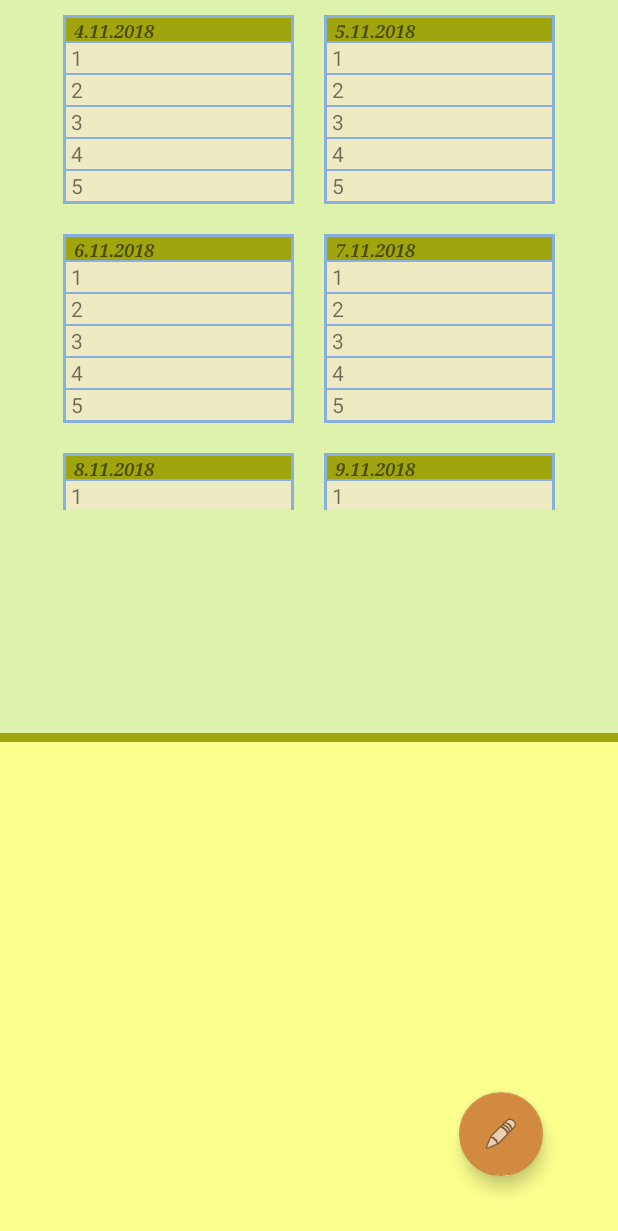
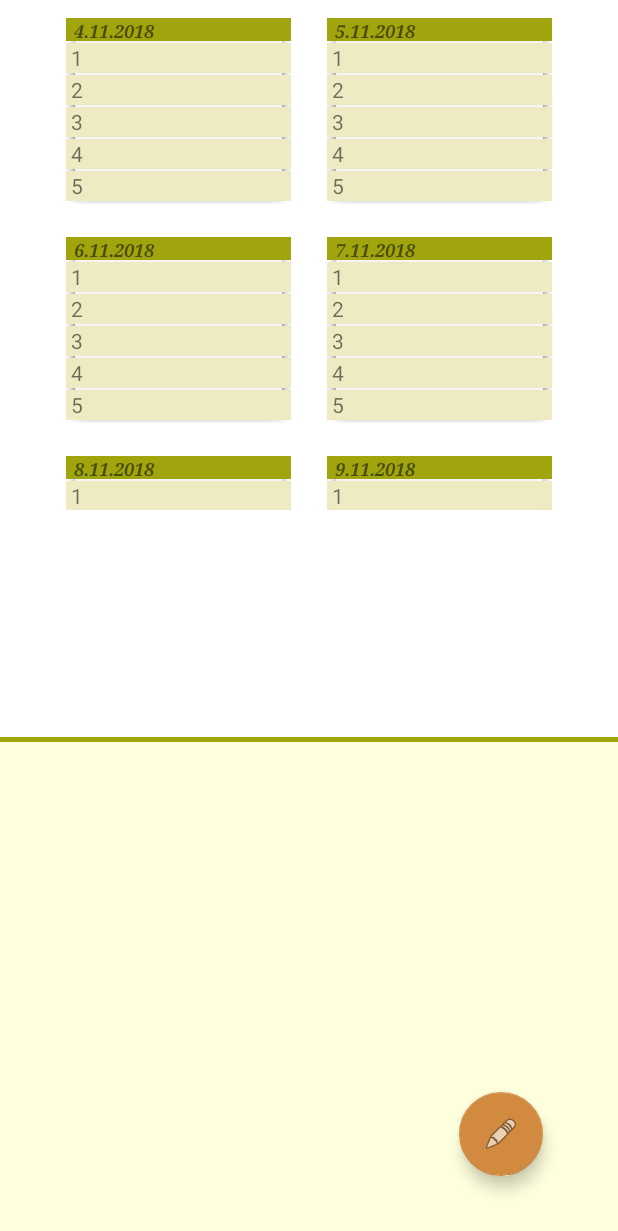
Before and after one commit to IDolgopolov/FinalBlocknotV2, an Android app: the screen it shows after launch (MainActivity), on a phone screen of 412 x 824 dp. Shown: the top 1231 px of the screen. Run offline under Robolectric (Android 15) with nearby library versions, the light colour scheme and no system bars.

Commit message:
v0.3.2 делаем дизайн

```diff
--- a/app/build.gradle
+++ b/app/build.gradle
@@ -25,5 +25,6 @@ dependencies {
     implementation 'com.android.support:design:27.1.1'
     implementation 'com.android.support:recyclerview-v7:27.1.1'
 
+
     androidTestImplementation 'junit:junit:4.12'
 }
--- a/app/src/main/java/com/arproject/finalblocknot/adapters/RecyclerAdapter.java
+++ b/app/src/main/java/com/arproject/finalblocknot/adapters/RecyclerAdapter.java
@@ -6,6 +6,7 @@ import android.util.Log;
 import android.view.View;
 import android.view.ViewGroup;
 import android.widget.Button;
+import android.widget.ImageButton;
 import android.widget.RelativeLayout;
 import android.widget.TextView;
 
@@ -28,7 +29,7 @@ public class RecyclerAdapter extends  RecyclerView.Adapter<RecyclerAdapter.ViewH
             private RelativeLayout mItem;
             private TextView textView;
             private TextView dateView;
-            private Button buttonDelete;
+            private ImageButton buttonDelete;
             private int ID;
             private String trueText;
 
@@ -37,7 +38,7 @@ public class RecyclerAdapter extends  RecyclerView.Adapter<RecyclerAdapter.ViewH
 
             mItem = item;
             textView = (TextView) mItem.getChildAt(0);
-            buttonDelete = (Button) mItem.getChildAt(1);
+            buttonDelete = (ImageButton) mItem.getChildAt(1);
             dateView = (TextView) mItem.getChildAt(2);
 
 
--- a/app/src/main/java/com/arproject/finalblocknot/dialog/EverydayDeleteAllDialog.java
+++ b/app/src/main/java/com/arproject/finalblocknot/dialog/EverydayDeleteAllDialog.java
@@ -8,7 +8,6 @@ import android.support.v4.app.DialogFragment;
 import android.support.v7.app.AlertDialog;
 
 import com.arproject.finalblocknot.MainActivity;
-import com.arproject.finalblocknot.fragment.EverydayEventsFragment;
 import com.arproject.finalblocknot.fragment.EverydayEventsFragment_v2;
 
 
--- a/app/src/main/res/drawable/border_items.xml
+++ b/app/src/main/res/drawable/border_items.xml
@@ -4,7 +4,7 @@
 
         <stroke android:width="1dp"
             android:color="#072a16"/>
-        <solid android:color="#c8bd00"/>
+        <solid android:color="#dfd300"/>
 
         <corners android:bottomLeftRadius="8dp"
             android:topLeftRadius="8dp"
--- a/app/src/main/res/drawable/button_control_circle.xml
+++ b/app/src/main/res/drawable/button_control_circle.xml
@@ -1,7 +1,7 @@
 <?xml version="1.0" encoding="utf-8"?>
 <shape xmlns:android="http://schemas.android.com/apk/res/android"
     android:shape="rectangle">
-    <solid android:color="#d02e3e" />
+    <solid android:color="#ff6b79" />
     <corners android:bottomRightRadius="100dp"
         android:bottomLeftRadius="100dp"
         android:topRightRadius="100dp"
--- a/app/src/main/res/layout/activity_main.xml
+++ b/app/src/main/res/layout/activity_main.xml
@@ -5,7 +5,7 @@
     android:layout_width="match_parent"
     android:layout_height="match_parent"
     android:id="@+id/activity_main"
-    android:background="#ddf3ac"
+    android:background="#FFFF"
     tools:context=".MainActivity"
 
     >
@@ -20,9 +20,8 @@
 
     <LinearLayout
         android:layout_width="match_parent"
-        android:layout_height="6dp"
+        android:layout_height="3dp"
         android:layout_above="@+id/layout_for_recycler_view"
-
         android:layout_alignParentStart="true"
         android:background="#a0a50d" />
 
@@ -45,7 +44,7 @@
         android:layout_height="200dp"
         android:layout_alignParentBottom="true"
         android:orientation="vertical"
-        android:background="#fbff8e"
+        android:background="#feffdd"
         />
 
 </RelativeLayout>
--- a/app/src/main/res/layout/everyday_fragment_v2.xml
+++ b/app/src/main/res/layout/everyday_fragment_v2.xml
@@ -4,12 +4,13 @@
     android:layout_height="wrap_content"
     xmlns:app="http://schemas.android.com/apk/res-auto">
 
-    <TableLayout xmlns:android="http://schemas.android.com/apk/res/android"
+
+    <TableLayout
         android:id="@+id/table_0"
         android:layout_width="wrap_content"
         android:layout_height="wrap_content"
         android:layout_margin="10dp"
-        android:background="#88afdd"
+        android:background="@android:drawable/dialog_holo_light_frame"
         android:padding="2dp"
         android:stretchColumns="2">
 
@@ -71,7 +72,9 @@
                 android:layout_column="1"
                 android:background="@android:color/transparent"
                 android:inputType="textAutoCorrect"
-                android:textSize="12sp" />
+                android:textSize="12sp"
+                android:typeface="serif"
+                android:textStyle="italic"/>
         </TableRow>
 
         <TableRow
@@ -92,7 +95,9 @@
                 android:layout_column="1"
                 android:background="@android:color/transparent"
                 android:inputType="textAutoCorrect"
-                android:textSize="12sp" />
+                android:textSize="12sp"
+                android:typeface="serif"
+                android:textStyle="italic"/>
         </TableRow>
 
         <TableRow
@@ -132,19 +137,20 @@
                 android:layout_column="1"
                 android:background="@android:color/transparent"
                 android:inputType="textAutoCorrect"
-                android:textSize="12sp" />
+                android:textSize="12sp"
+                android:typeface="serif"
+                android:textStyle="italic"/>
         </TableRow>
 
 
     </TableLayout>
 
-
-    <TableLayout xmlns:android="http://schemas.android.com/apk/res/android"
+    <TableLayout
         android:id="@+id/table_1"
+        android:background="@android:drawable/dialog_holo_light_frame"
         android:layout_width="wrap_content"
         android:layout_height="wrap_content"
         android:layout_margin="10dp"
-        android:background="#88afdd"
         android:padding="2dp"
         android:stretchColumns="2">
 
@@ -181,7 +187,9 @@
                 android:background="@android:color/transparent"
                 android:inputType="textAutoCorrect|textNoSuggestions"
                 android:paddingBottom="0dp"
-                android:textSize="12sp" />
+                android:textSize="12sp"
+                android:typeface="serif"
+                android:textStyle="italic"/>
         </TableRow>
 
         <TableRow
@@ -202,7 +210,9 @@
                 android:layout_column="1"
                 android:background="@android:color/transparent"
                 android:inputType="textAutoCorrect"
-                android:textSize="12sp" />
+                android:textSize="12sp"
+                android:typeface="serif"
+                android:textStyle="italic"/>
         </TableRow>
 
         <TableRow
@@ -223,7 +233,9 @@
                 android:layout_column="1"
                 android:background="@android:color/transparent"
                 android:inputType="textAutoCorrect"
-                android:textSize="12sp" />
+                android:textSize="12sp"
+                android:typeface="serif"
+                android:textStyle="italic"/>
         </TableRow>
 
         <TableRow
@@ -244,7 +256,9 @@
                 android:layout_column="1"
                 android:background="@android:color/transparent"
                 android:inputType="textAutoCorrect"
-                android:textSize="12sp" />
+                android:textSize="12sp"
+                android:typeface="serif"
+                android:textStyle="italic"/>
         </TableRow>
 
         <TableRow android:background="#eeebc2">
@@ -263,16 +277,18 @@
                 android:layout_column="1"
                 android:background="@android:color/transparent"
                 android:inputType="textAutoCorrect"
-                android:textSize="12sp" />
+                android:textSize="12sp"
+                android:typeface="serif"
+                android:textStyle="italic"/>
         </TableRow>
     </TableLayout>
 
-    <TableLayout xmlns:android="http://schemas.android.com/apk/res/android"
+    <TableLayout
         android:id="@+id/table_2"
         android:layout_width="wrap_content"
         android:layout_height="wrap_content"
         android:layout_margin="10dp"
-        android:background="#88afdd"
+        android:background="@android:drawable/dialog_holo_light_frame"
         android:padding="2dp"
         android:stretchColumns="2">
 
@@ -309,7 +325,9 @@
                 android:background="@android:color/transparent"
                 android:inputType="textAutoCorrect|textNoSuggestions"
                 android:paddingBottom="0dp"
-                android:textSize="12sp" />
+                android:textSize="12sp"
+                android:typeface="serif"
+                android:textStyle="italic"/>
         </TableRow>
 
         <TableRow
@@ -330,7 +348,9 @@
                 android:layout_column="1"
                 android:background="@android:color/transparent"
                 android:inputType="textAutoCorrect"
-                android:textSize="12sp" />
+                android:textSize="12sp"
+                android:typeface="serif"
+                android:textStyle="italic"/>
         </TableRow>
 
         <TableRow
@@ -351,7 +371,9 @@
                 android:layout_column="1"
                 android:background="@android:color/transparent"
                 android:inputType="textAutoCorrect"
-                android:textSize="12sp" />
+                android:textSize="12sp"
+                android:typeface="serif"
+                android:textStyle="italic"/>
         </TableRow>
 
         <TableRow
@@ -372,7 +394,9 @@
                 android:layout_column="1"
                 android:background="@android:color/transparent"
                 android:inputType="textAutoCorrect"
-                android:textSize="12sp" />
+                android:textSize="12sp"
+                android:typeface="serif"
+                android:textStyle="italic"/>
         </TableRow>
 
         <TableRow android:background="#eeebc2">
@@ -391,16 +415,18 @@
                 android:layout_column="1"
                 android:background="@android:color/transparent"
                 android:inputType="textAutoCorrect"
-                android:textSize="12sp" />
+                android:textSize="12sp"
+                android:typeface="serif"
+                android:textStyle="italic"/>
         </TableRow>
     </TableLayout>
 
-    <TableLayout xmlns:android="http://schemas.android.com/apk/res/android"
+    <TableLayout
         android:id="@+id/table_3"
         android:layout_width="wrap_content"
         android:layout_height="wrap_content"
         android:layout_margin="10dp"
-        android:background="#88afdd"
+        android:background="@android:drawable/dialog_holo_light_frame"
         android:padding="2dp"
         android:stretchColumns="2">
 
@@ -437,7 +463,9 @@
                 android:background="@android:color/transparent"
                 android:inputType="textAutoCorrect|textNoSuggestions"
                 android:paddingBottom="0dp"
-                android:textSize="12sp" />
+                android:textSize="12sp"
+                android:typeface="serif"
+                android:textStyle="italic"/>
         </TableRow>
 
         <TableRow
@@ -458,7 +486,9 @@
                 android:layout_column="1"
                 android:background="@android:color/transparent"
                 android:inputType="textAutoCorrect"
-                android:textSize="12sp" />
+                android:textSize="12sp"
+                android:typeface="serif"
+                android:textStyle="italic"/>
         </TableRow>
 
         <TableRow
@@ -479,7 +509,9 @@
                 android:layout_column="1"
                 android:background="@android:color/transparent"
                 android:inputType="textAutoCorrect"
-                android:textSize="12sp" />
+                android:textSize="12sp"
+                android:typeface="serif"
+                android:textStyle="italic"/>
         </TableRow>
 
         <TableRow
@@ -500,7 +532,9 @@
                 android:layout_column="1"
                 android:background="@android:color/transparent"
                 android:inputType="textAutoCorrect"
-                android:textSize="12sp" />
+                android:textSize="12sp"
+                android:typeface="serif"
+                android:textStyle="italic"/>
         </TableRow>
 
         <TableRow android:background="#eeebc2">
@@ -519,16 +553,18 @@
                 android:layout_column="1"
                 android:background="@android:color/transparent"
                 android:inputType="textAutoCorrect"
-                android:textSize="12sp" />
+                android:textSize="12sp"
+                android:typeface="serif"
+                android:textStyle="italic"/>
         </TableRow>
     </TableLayout>
 
-    <TableLayout xmlns:android="http://schemas.android.com/apk/res/android"
+    <TableLayout
         android:id="@+id/table_4"
         android:layout_width="wrap_content"
         android:layout_height="wrap_content"
         android:layout_margin="10dp"
-        android:background="#88afdd"
+        android:background="@android:drawable/dialog_holo_light_frame"
         android:padding="2dp"
         android:stretchColumns="2">
 
@@ -565,7 +601,9 @@
                 android:background="@android:color/transparent"
                 android:inputType="textAutoCorrect|textNoSuggestions"
                 android:paddingBottom="0dp"
-                android:textSize="12sp" />
+                android:textSize="12sp"
+                android:typeface="serif"
+                android:textStyle="italic"/>
         </TableRow>
 
         <TableRow
@@ -586,7 +624,9 @@
                 android:layout_column="1"
                 android:background="@android:color/transparent"
                 android:inputType="textAutoCorrect"
-                android:textSize="12sp" />
+                android:textSize="12sp"
+                android:typeface="serif"
+                android:textStyle="italic"/>
         </TableRow>
 
         <TableRow
@@ -607,7 +647,9 @@
                 android:layout_column="1"
                 android:background="@android:color/transparent"
                 android:inputType="textAutoCorrect"
-                android:textSize="12sp" />
+                android:textSize="12sp"
+                android:typeface="serif"
+                android:textStyle="italic"/>
         </TableRow>
 
         <TableRow
@@ -628,7 +670,9 @@
                 android:layout_column="1"
                 android:background="@android:color/transparent"
                 android:inputType="textAutoCorrect"
-                android:textSize="12sp" />
+                android:textSize="12sp"
+                android:typeface="serif"
+                android:textStyle="italic"/>
         </TableRow>
 
         <TableRow android:background="#eeebc2">
@@ -647,16 +691,18 @@
                 android:layout_column="1"
                 android:background="@android:color/transparent"
                 android:inputType="textAutoCorrect"
-                android:textSize="12sp" />
+                android:textSize="12sp"
+                android:typeface="serif"
+                android:textStyle="italic"/>
         </TableRow>
     </TableLayout>
 
-    <TableLayout xmlns:android="http://schemas.android.com/apk/res/android"
+    <TableLayout
         android:id="@+id/table_5"
         android:layout_width="wrap_content"
         android:layout_height="wrap_content"
         android:layout_margin="10dp"
-        android:background="#88afdd"
+        android:background="@android:drawable/dialog_holo_light_frame"
         android:padding="2dp"
         android:stretchColumns="2">
 
@@ -693,7 +739,9 @@
                 android:background="@android:color/transparent"
                 android:inputType="textAutoCorrect|textNoSuggestions"
                 android:paddingBottom="0dp"
-                android:textSize="12sp" />
+                android:textSize="12sp"
+                android:typeface="serif"
+                android:textStyle="italic"/>
         </TableRow>
 
         <TableRow
@@ -714,7 +762,9 @@
                 android:layout_column="1"
                 android:background="@android:color/transparent"
                 android:inputType="textAutoCorrect"
-                android:textSize="12sp" />
+                android:textSize="12sp"
+                android:typeface="serif"
+                android:textStyle="italic"/>
         </TableRow>
 
         <TableRow
@@ -735,7 +785,9 @@
                 android:layout_column="1"
                 android:background="@android:color/transparent"
                 android:inputType="textAutoCorrect"
-                android:textSize="12sp" />
+                android:textSize="12sp"
+                android:typeface="serif"
+                android:textStyle="italic"/>
         </TableRow>
 
         <TableRow
@@ -756,7 +808,9 @@
                 android:layout_column="1"
                 android:background="@android:color/transparent"
                 android:inputType="textAutoCorrect"
-                android:textSize="12sp" />
+                android:textSize="12sp"
+                android:typeface="serif"
+                android:textStyle="italic"/>
         </TableRow>
 
         <TableRow android:background="#eeebc2">
@@ -775,16 +829,18 @@
                 android:layout_column="1"
                 android:background="@android:color/transparent"
                 android:inputType="textAutoCorrect"
-                android:textSize="12sp" />
+                android:textSize="12sp"
+                android:typeface="serif"
+                android:textStyle="italic"/>
         </TableRow>
     </TableLayout>
 
-    <TableLayout xmlns:android="http://schemas.android.com/apk/res/android"
+    <TableLayout
         android:id="@+id/table_6"
         android:layout_width="wrap_content"
         android:layout_height="wrap_content"
         android:layout_margin="10dp"
-        android:background="#88afdd"
+        android:background="@android:drawable/dialog_holo_light_frame"
         android:padding="2dp"
         android:stretchColumns="2">
 
@@ -821,7 +877,9 @@
                 android:background="@android:color/transparent"
                 android:inputType="textAutoCorrect|textNoSuggestions"
                 android:paddingBottom="0dp"
-                android:textSize="12sp" />
+                android:textSize="12sp"
+                android:typeface="serif"
+                android:textStyle="italic"/>
         </TableRow>
 
         <TableRow
@@ -842,7 +900,9 @@
                 android:layout_column="1"
                 android:background="@android:color/transparent"
                 android:inputType="textAutoCorrect"
-                android:textSize="12sp" />
+                android:textSize="12sp"
+                android:typeface="serif"
+                android:textStyle="italic"/>
         </TableRow>
 
         <TableRow
@@ -863,7 +923,9 @@
                 android:layout_column="1"
                 android:background="@android:color/transparent"
                 android:inputType="textAutoCorrect"
-                android:textSize="12sp" />
+                android:textSize="12sp"
+                android:typeface="serif"
+                android:textStyle="italic"/>
         </TableRow>
 
         <TableRow
@@ -884,7 +946,9 @@
                 android:layout_column="1"
                 android:background="@android:color/transparent"
                 android:inputType="textAutoCorrect"
-                android:textSize="12sp" />
+                android:textSize="12sp"
+                android:typeface="serif"
+                android:textStyle="italic"/>
         </TableRow>
 
         <TableRow android:background="#eeebc2">
@@ -903,7 +967,9 @@
                 android:layout_column="1"
                 android:background="@android:color/transparent"
                 android:inputType="textAutoCorrect"
-                android:textSize="12sp" />
+                android:textSize="12sp"
+                android:typeface="serif"
+                android:textStyle="italic"/>
         </TableRow>
     </TableLayout>
 
@@ -912,7 +978,7 @@
         android:layout_width="wrap_content"
         android:layout_height="wrap_content"
         android:layout_gravity="end|bottom"
-        app:backgroundTint="#E86969"
+        app:backgroundTint="#254f00"
         android:layout_marginBottom="17dp"
         android:layout_marginEnd="20dp"
         app:srcCompat="@android:drawable/ic_delete"
--- a/app/src/main/res/layout/recycler_view.xml
+++ b/app/src/main/res/layout/recycler_view.xml
@@ -4,6 +4,6 @@
     android:layout_height="match_parent"
     android:id="@+id/recycler_view"
     android:scrollbars="vertical"
-    android:background="#fbff8e">
+    android:background="#feffdd">
 
 </android.support.v7.widget.RecyclerView>
```
Also changed, not shown: app/src/main/java/com/arproject/finalblocknot/MainActivity.java (+0 -7 lines), app/src/main/java/com/arproject/finalblocknot/dialog/RandomEventsDialog.java (+10 -0 lines), app/src/main/java/com/arproject/finalblocknot/fragment/EverydayEventsFragment.java (deleted, +0 -200 lines), app/src/main/res/layout/everyday_fragment.xml (deleted, +0 -140 lines), app/src/main/res/layout/item_for_recycler_view.xml (+8 -4 lines).
